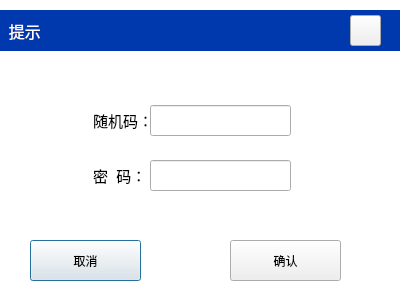
This is dg_login.ui in jindezhang/Q7fromRD330 as Qt 5 draws it before an edit. The edited form follows.
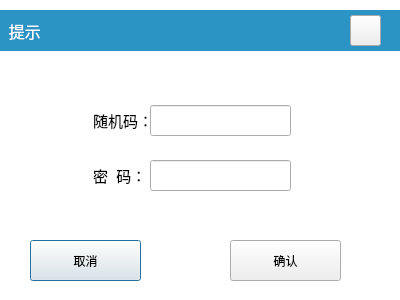
This is the edited form. Icons and pictures are not drawn.

```diff
--- a/dg_login.ui
+++ b/dg_login.ui
@@ -48,7 +48,8 @@
    </property>
    <property name="styleSheet">
     <string notr="true">color: rgb(255, 255, 255);
-background-color: rgb(0, 57, 173);
+background-color: rgb(43, 148, 197);
+
 </string>
    </property>
    <property name="text">
```
